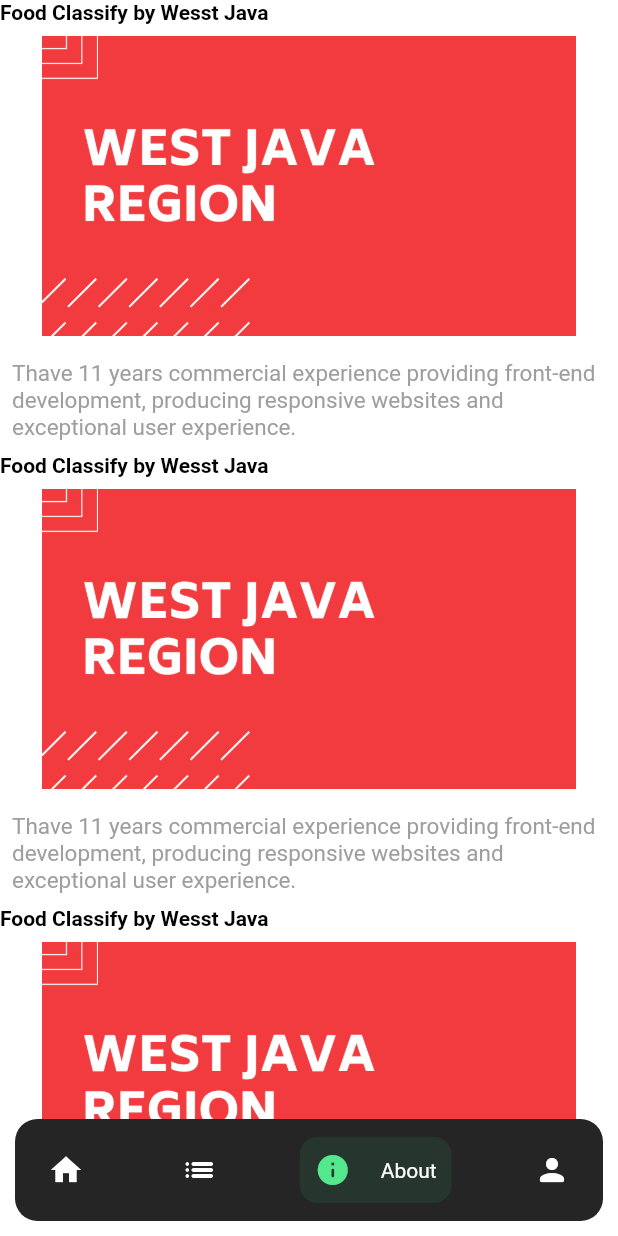
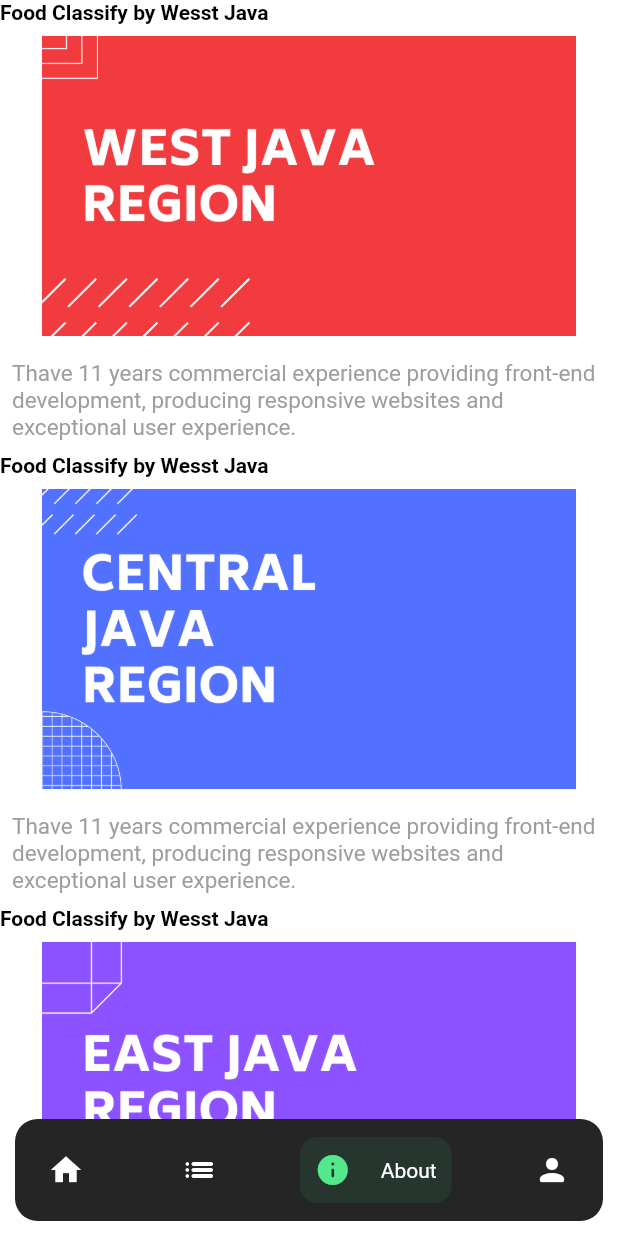
Before and after one commit to baguswijaksono/Flutter-Foods-App, a Flutter app: the info screen opened directly, on a phone screen of 412 x 824 dp. Run offline on Flutter 3.47's test engine with Material 2 defaults, Android fonts, the phone set to English and light mode, and no system bars; drawn by our look-alikes of google_nav_bar; our stand-ins replace card_loading, fl_chart, shared_preferences, sqflite; missing offline and left inert: common_ui_toolkit; accounts and stored records are empty; network calls fail.

Commit message:
sekedar update

```diff
--- a/lib/pages/about.dart
+++ b/lib/pages/about.dart
@@ -61,7 +61,7 @@ class _infoState extends State<info> {
                 width: 975,
                 alignment: Alignment.center,
                 child: Image.asset(
-                'images/westjava.png',height: 220220,width: 975, ),
+                'images/centraljava.png',height: 220220,width: 975, ),
               ),
                           ),
                                     Padding(
@@ -82,7 +82,27 @@ class _infoState extends State<info> {
                 width: 975,
                 alignment: Alignment.center,
                 child: Image.asset(
-                'images/westjava.png',height: 220220,width: 975, ),
+                'images/eastjava.png',height: 220220,width: 975, ),
+              ),
+                          ),
+                                    Padding(
+              padding:
+                  const EdgeInsets.all(8),
+              child: Container(
+                child: Text(
+                  "Thave 11 years commercial experience providing front-end development, producing responsive websites and exceptional user experience.",
+                  style: TextStyle(color: Colors.grey, fontSize: 15),
+                ),
+              ),
+            ),
+                                 Padding(
+                            padding: const EdgeInsets.all(8.0),
+                            child: Container(
+                height: 200,
+                width: 975,
+                alignment: Alignment.center,
+                child: Image.asset(
+                'images/bali.png',height: 220220,width: 975, ),
               ),
                           ),
                                     Padding(
--- a/lib/pages/home.dart
+++ b/lib/pages/home.dart
@@ -52,7 +52,7 @@ class _homepagegwehState extends State<homepagegweh> {
     Column(
       children: [
         Padding(
-          padding: const EdgeInsets.all(15.0),
+          padding: const EdgeInsets.all(20.0),
           child: Text(
             "Temukan Makanan \nFavoritmu disini.",
             textAlign: TextAlign.left,
```
